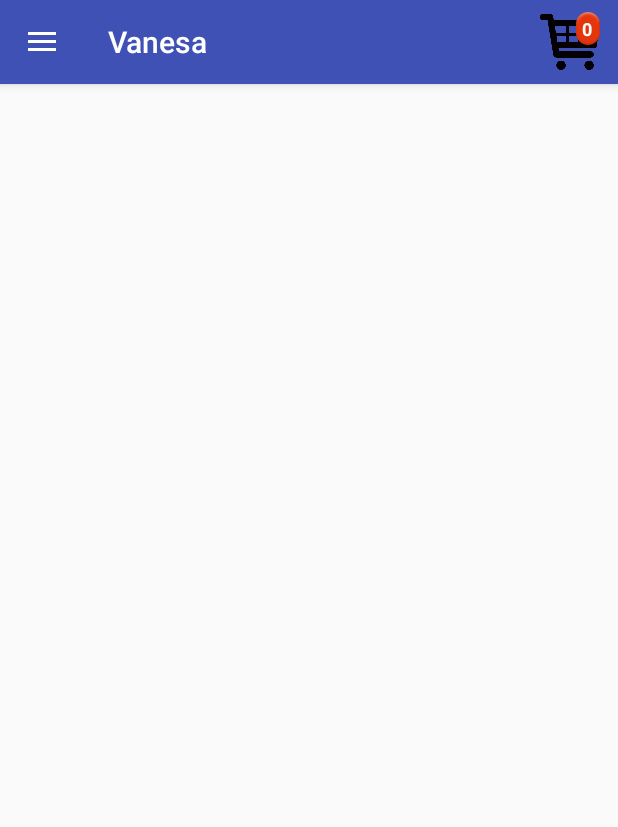
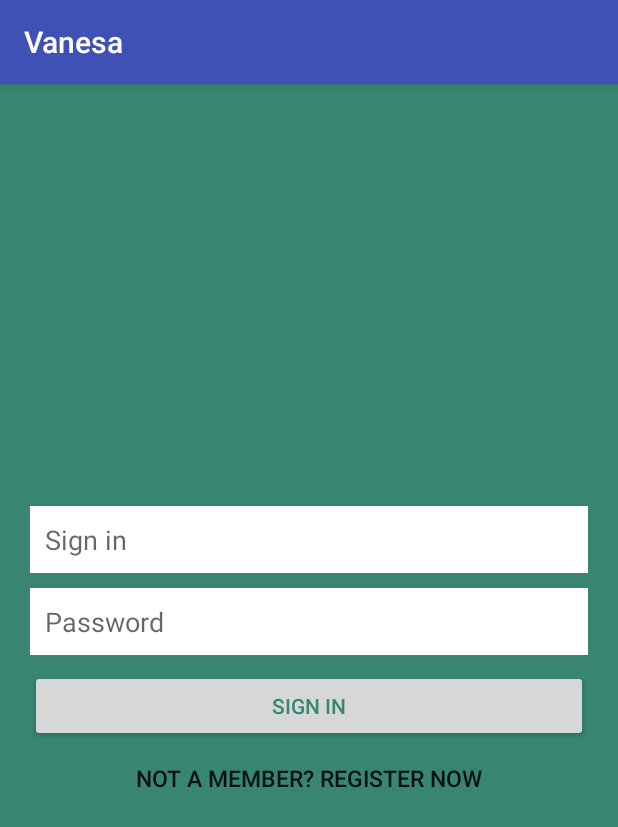
Before and after one commit to mobeenriaz89/AndroidProjects, an Android app: the screen it shows after launch (MainActivity before the commit, LoginActivity after it), in the side drawer, after a tap on "Gallery", on a phone screen of 412 x 824 dp. Shown: the top 827 px of the screen. Run offline under Robolectric (Android 15) with nearby library versions, the phone set to English and light mode, and no system bars; pictures from the network do not load.

Commit message:
Login and registration

```diff
--- a/app/build.gradle
+++ b/app/build.gradle
@@ -31,5 +31,6 @@ dependencies {
     compile 'com.android.support:support-v4:25.1.1'
     compile 'com.github.bumptech.glide:glide:3.7.0'
     compile 'com.android.support:recyclerview-v7:25.1.1'
+    compile 'com.android.support.constraint:constraint-layout:1.0.2'
     testCompile 'junit:junit:4.12'
 }
--- a/app/src/main/AndroidManifest.xml
+++ b/app/src/main/AndroidManifest.xml
@@ -28,6 +28,8 @@
         </activity>
         <activity android:name=".activites.ProductDetails" />
         <activity android:name=".activites.ShoppingCart" />
+        <activity android:name=".activites.LoginActivity" />
+        <activity android:name=".activites.RegisterActivity"></activity>
     </application>
 
 </manifest>
--- /dev/null
+++ b/app/src/main/java/com/mubeen/vanesa/activites/LoginActivity.java
@@ -0,0 +1,171 @@
+package com.mubeen.vanesa.activites;
+
+import android.app.ProgressDialog;
+import android.content.Intent;
+import android.support.design.widget.Snackbar;
+import android.support.design.widget.TabLayout;
+import android.support.v7.app.AppCompatActivity;
+import android.os.Bundle;
+import android.util.Log;
+import android.view.View;
+import android.widget.Button;
+import android.widget.EditText;
+import android.widget.Toast;
+
+import com.android.volley.AuthFailureError;
+import com.android.volley.Request;
+import com.android.volley.Response;
+import com.android.volley.VolleyError;
+import com.android.volley.toolbox.StringRequest;
+import com.google.gson.JsonObject;
+import com.mubeen.vanesa.R;
+import com.mubeen.vanesa.app.AppConfig;
+import com.mubeen.vanesa.app.AppController;
+import com.mubeen.vanesa.helper.SQLiteHandler;
+import com.mubeen.vanesa.helper.SessionManager;
+
+import org.json.JSONException;
+import org.json.JSONObject;
+
+import java.util.HashMap;
+import java.util.Map;
+
+public class LoginActivity extends AppCompatActivity implements View.OnClickListener {
+
+    private  static final String TAG = RegisterActivity.class.getSimpleName();
+    Button registerButton;
+    Button loginButton;
+
+    EditText emailEditText;
+    EditText passwordEditText;
+
+    ProgressDialog pDialog;
+
+    SessionManager session;
+    SQLiteHandler db;
+
+    @Override
+    protected void onCreate(Bundle savedInstanceState) {
+        super.onCreate(savedInstanceState);
+        setContentView(R.layout.activity_login);
+
+        registerButton = (Button) findViewById(R.id.button_login_register);
+        loginButton = (Button) findViewById(R.id.button_login_signin);
+
+        emailEditText = (EditText) findViewById(R.id.editText_login_email);
+        passwordEditText = (EditText) findViewById(R.id.editText_login_password);
+
+        registerButton.setOnClickListener(this);
+        loginButton.setOnClickListener(this);
+
+        pDialog = new ProgressDialog(this);
+        pDialog.setCancelable(false);
+
+        session = new SessionManager(getApplicationContext());
+        db = new SQLiteHandler(getApplicationContext());
+
+        if(session.isLoggedin()){
+            Intent i = new Intent(LoginActivity.this,MainActivity.class);
+            startActivity(i);
+            finish();
+        }
+    }
+
+    @Override
+    public void onClick(View v) {
+        int id = v.getId();
+
+        switch (id)
+        {
+            case R.id.button_login_signin:
+                String email = emailEditText.getText().toString();
+                String password = passwordEditText.getText().toString();
+                if(!email.isEmpty() && !password.isEmpty()){
+                    checkLogin(email,password);
+                }
+                 break;
+
+            case R.id.button_login_register:
+                Intent i = new Intent(LoginActivity.this,RegisterActivity.class);
+                startActivity(i);
+                finish();
+                break;
+        }
+    }
+
+    private void checkLogin(final String email, final String password) {
+        final String tag_string_req = "req_login";
+
+        pDialog.setMessage("Authenticating Username and Password");
+        showPDialog();
+
+        StringRequest strRequest = new StringRequest(Request.Method.POST, AppConfig.URL_login, new Response.Listener<String>() {
+            @Override
+            public void onResponse(String response) {
+                Log.d(tag_string_req, "Login response " + response.toString());
+                hidePDialog();
+                try {
+                    JSONObject jObj = new JSONObject(response);
+                    boolean error = jObj.getBoolean("error");
+
+                    if (!error) {
+                        session.setLogin(true);
+
+                        String uid = jObj.getString("uid");
+                        JSONObject user = jObj.getJSONObject("user");
+                        String username = user.getString("name");
+                        String email = user.getString("email");
+                        String created_at = user.getString("created_at");
+
+                        db.addUserToDB(username, email, uid, created_at);
+
+                        Intent i = new Intent(LoginActivity.this, MainActivity.class);
+                        startActivity(i);
+                        finish();
+                    } else {
+                        String error_msg = jObj.getString("error_msg");
+                        Toast.makeText(getApplicationContext(), error_msg, Toast.LENGTH_SHORT).show();
+                    }
+                } catch (JSONException e) {
+                    e.printStackTrace();
+                    Toast.makeText(getApplicationContext(), "Json erorr:" + e.getMessage(), Toast.LENGTH_SHORT).show();
+                    hidePDialog();
+                }
+            }
+        }, new Response.ErrorListener() {
+            @Override
+            public void onErrorResponse(VolleyError volleyError) {
+                Log.d(TAG,"Login error:" + volleyError.getMessage());
+                Toast.makeText(getApplicationContext(),volleyError.getMessage(),Toast.LENGTH_SHORT).show();
+                hidePDialog();
+                }
+        }){
+
+            @Override
+            protected Map<String, String> getParams() throws AuthFailureError {
+                Map<String, String> params = new HashMap<>();
+                params.put("email", email);
+                params.put("password", password);
+
+                return params;
+            }
+        };
+
+        AppController.getInstance().addToRequestQueue(strRequest,tag_string_req);
+
+    }
+
+    private void showPDialog(){
+        if(!pDialog.isShowing())
+        {
+            pDialog.show();
+        }
+    }
+
+    private void hidePDialog(){
+        if(pDialog.isShowing())
+        {
+            pDialog.dismiss();
+        }
+    }
+}
--- a/app/src/main/java/com/mubeen/vanesa/activites/MainActivity.java
+++ b/app/src/main/java/com/mubeen/vanesa/activites/MainActivity.java
@@ -110,6 +110,8 @@ public class MainActivity extends AppCompatActivity
             ft.replace(R.id.FragmentContainer,new ItemFragment()).commit();
         }
         else if (id == R.id.nav_gallery) {
+            Intent i = new Intent(MainActivity.this,LoginActivity.class);
+            startActivity(i);
 
         } else if (id == R.id.nav_slideshow) {
 
--- /dev/null
+++ b/app/src/main/java/com/mubeen/vanesa/helper/SessionManager.java
@@ -0,0 +1,39 @@
+package com.mubeen.vanesa.helper;
+
+import android.content.Context;
+import android.content.SharedPreferences;
+import android.util.Log;
+
+/**
+ * Created by mubeen on 16/03/2017.
+ */
+
+public class SessionManager {
+
+    private static String TAG = SessionManager.class.getSimpleName();
+
+    SharedPreferences pref;
+    SharedPreferences.Editor editor;
+    Context _context;
+    int PRIVATE_MODE = 0;
+    private static final String PREF_NAME = "USERLOGIN";
+    private static final String KEY_IS_LOGGEDIN = "isLoggedIn";
+
+    public SessionManager(Context context) {
+        this._context = context;
+        pref = _context.getSharedPreferences(PREF_NAME,PRIVATE_MODE);
+        editor = pref.edit();
+    }
+
+    public void setLogin(boolean isLoggedin)
+    {
+        editor.putBoolean(KEY_IS_LOGGEDIN,isLoggedin);
+        editor.commit();
+
+        Log.d(TAG, "User login session modified");
+    }
+
+    public boolean isLoggedin(){
+        return pref.getBoolean(KEY_IS_LOGGEDIN,false);
+    }
+}
--- /dev/null
+++ b/app/src/main/res/layout/activity_login.xml
@@ -0,0 +1,54 @@
+<?xml version="1.0" encoding="utf-8"?>
+<LinearLayout
+    android:layout_height="match_parent"
+    android:layout_width="match_parent"
+    android:background="@color/login_theme"
+    android:orientation="vertical"
+    android:gravity="center"
+    xmlns:android="http://schemas.android.com/apk/res/android" >
+    <LinearLayout
+        android:layout_width="match_parent"
+        android:layout_height="wrap_content"
+        android:orientation="vertical"
+        android:paddingLeft="20dp"
+        android:paddingRight="20dp"
+        >
+        <EditText
+            android:id="@+id/editText_login_email"
+            android:layout_width="match_parent"
+            android:layout_height="wrap_content"
+            android:hint="@string/title_activity_login"
+            android:inputType="textEmailAddress"
+            android:background="@color/white"
+            android:padding="10dip"
+            android:layout_marginBottom="10dp"
+            android:maxLines="1"/>
+        <EditText
+            android:id="@+id/editText_login_password"
+            android:layout_width="match_parent"
+            android:layout_height="wrap_content"
+            android:hint="@string/prompt_password"
+            android:inputType="textPassword"
+            android:background="@color/white"
+            android:padding="10dip"
+            android:layout_marginBottom="10dp"
+            android:maxLines="1"/>
+        <Button
+            android:id="@+id/button_login_signin"
+            android:layout_width="match_parent"
+            android:layout_height="wrap_content"
+            android:text="@string/action_sign_in"
+            android:textColor="@color/login_theme"
+            />
+        <Button
+            android:id="@+id/button_login_register"
+            android:layout_width="match_parent"
+            android:layout_height="wrap_content"
+            android:background="@null"
+            android:text="@string/not_registered"
+            android:textSize="15sp"/>
+    </LinearLayout>
+
+
+
+</LinearLayout>
--- a/app/src/main/res/values/colors.xml
+++ b/app/src/main/res/values/colors.xml
@@ -6,4 +6,8 @@
 
     <!-- custom colors -->
     <color name="homelistDivider">#d9d9d9</color>
+    <color name="login_theme">#388571</color>
+    <color name="register_theme">#27292B</color>
+    <color name="register_theme_secondary">#A34A6B</color>
+    <color name="white">#ffffff</color>
 </resources>
```
Also changed, not shown: app/src/main/java/com/mubeen/vanesa/activites/RegisterActivity.java (added, +171 -0 lines), app/src/main/java/com/mubeen/vanesa/app/AppConfig.java (added, +10 -0 lines), app/src/main/java/com/mubeen/vanesa/fragments/LoginFragment.java (deleted, +0 -73 lines), app/src/main/java/com/mubeen/vanesa/helper/SQLiteHandler.java (added, +93 -0 lines), app/src/main/res/layout/activity_register.xml (added, +78 -0 lines), app/src/main/res/layout/fragment_login.xml (deleted, +0 -9 lines), app/src/main/res/values/strings.xml (+8 -4 lines).
